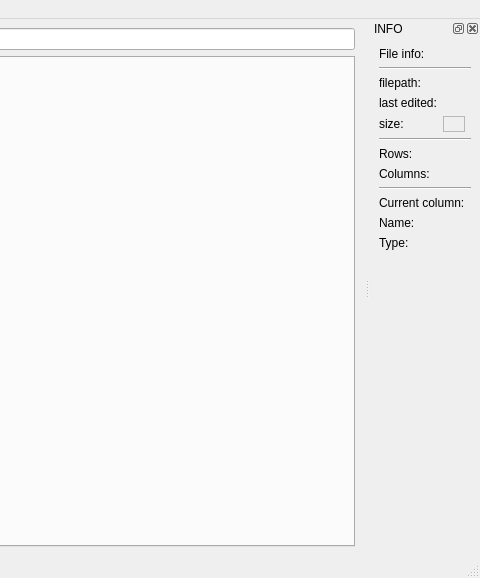
m4reQ/data-visualizer, file assets/uis/main_window.ui: the form before one commit; both pictures show x 320 to 800 and y 0 to 578 of the 800 by 578 pixel window.
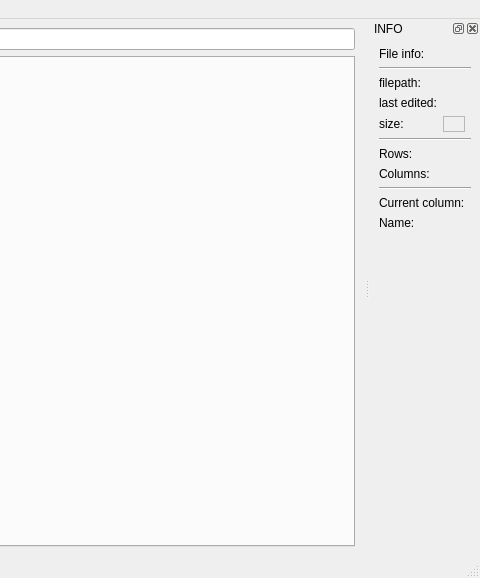
The form after the commit. Custom widgets are drawn as their Qt base class.

Commit message: Remove dead functionalities Finish functionality of all main window widgets

Patch:
```diff
--- a/assets/uis/main_window.ui
+++ b/assets/uis/main_window.ui
@@ -189,19 +189,6 @@
        </property>
       </widget>
      </item>
-     <item row="12" column="0">
-      <widget class="QLabel" name="_unused9">
-       <property name="sizePolicy">
-        <sizepolicy hsizetype="Maximum" vsizetype="Preferred">
-         <horstretch>0</horstretch>
-         <verstretch>0</verstretch>
-        </sizepolicy>
-       </property>
-       <property name="text">
-        <string>Type:</string>
-       </property>
-      </widget>
-     </item>
      <item row="11" column="0">
       <widget class="QLabel" name="_unused8">
        <property name="sizePolicy">
@@ -349,7 +336,7 @@
        </layout>
       </widget>
      </item>
-     <item row="13" column="0" colspan="2">
+     <item row="12" column="0" colspan="2">
       <spacer name="_unused13">
        <property name="orientation">
         <enum>Qt::Vertical</enum>
```
Left out of the diff: 208 changed lines with no effect on the pictures. The commit also changes 2 other files.
